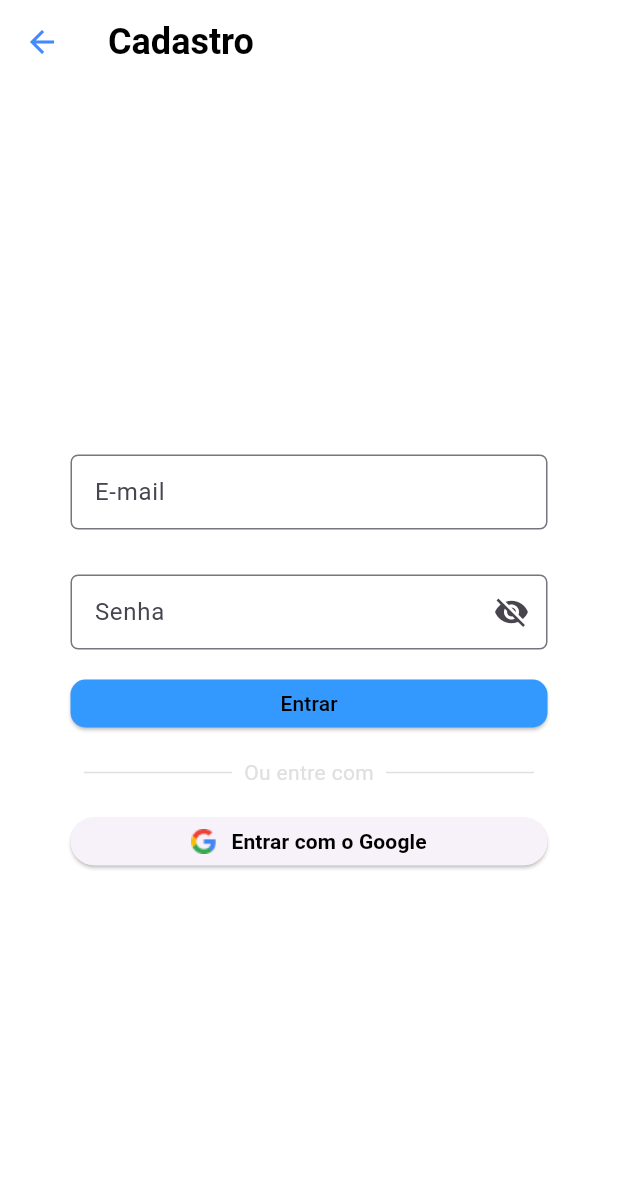
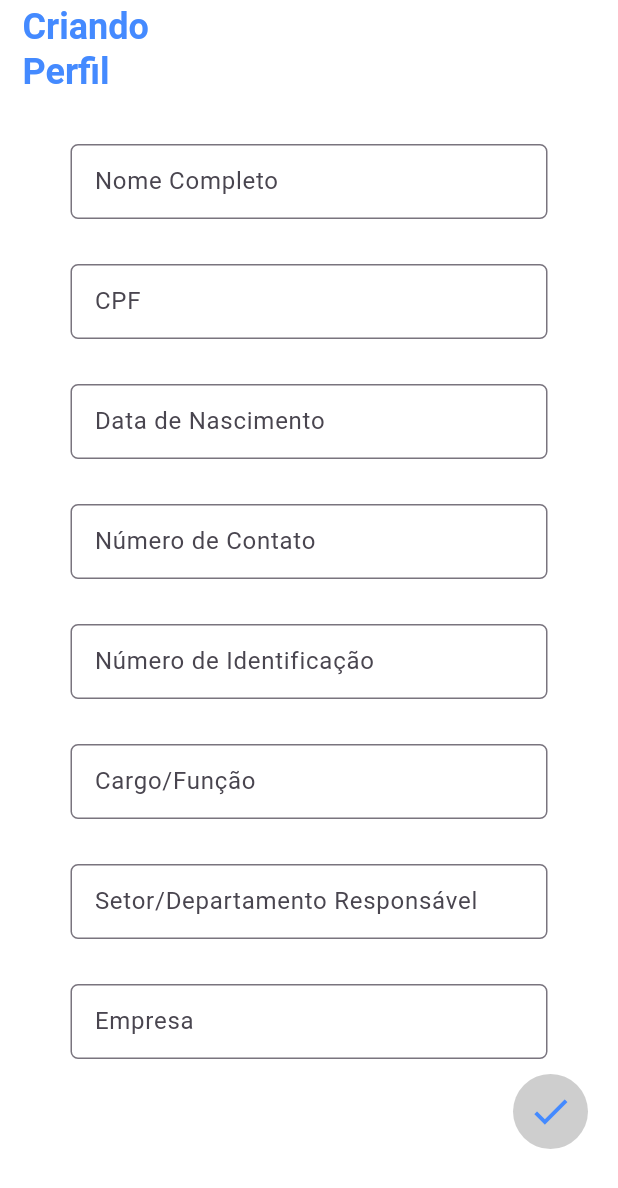
Before and after one commit to DanzinNN/epi, a Flutter app: the cadastro screen opened directly, after a tap on "Entrar", on a phone screen of 412 x 824 dp. Shown: the top 1188 px of the screen. Run offline on Flutter 3.47's test engine with Material 3 defaults, Android fonts, the light colour scheme and no system bars.

Commit message:
criando perfil

```diff
--- a/lib/Pages/cadastro.dart
+++ b/lib/Pages/cadastro.dart
@@ -1,5 +1,6 @@
+import 'package:flutter/material.dart';
 import 'package:epi/Pages/login.dart';
-import 'package:flutter/material.dart';
+import 'package:epi/Pages/criando_perfil.dart';
 
 class cadastro extends StatefulWidget {
   const cadastro({super.key});
@@ -11,23 +12,28 @@ class cadastro extends StatefulWidget {
 class _cadastroState extends State<cadastro> {
   bool _showPassword = false;
   TextEditingController _passwordController = TextEditingController();
+
   @override
   Widget build(BuildContext context) {
     return Scaffold(
       backgroundColor: Colors.white,
       appBar: AppBar(
-      title: Text("Cadastro",
+        title: Text(
+          "Cadastro",
           style: TextStyle(
-        color: Colors.black,
-        fontSize: 24,
-        fontWeight: FontWeight.bold
-      ),),
+              color: Colors.black, fontSize: 24, fontWeight: FontWeight.bold),
+        ),
         backgroundColor: Colors.white,
         leading: IconButton(
-        icon: Icon(Icons.arrow_back,
-        color: Colors.blueAccent,),
-        onPressed: (){
-          Navigator.push(context, MaterialPageRoute(builder: (context) => login()));
+          icon: Icon(
+            Icons.arrow_back,
+            color: Colors.blueAccent,
+          ),
+          onPressed: () {
+            Navigator.push(
+              context,
+              MaterialPageRoute(builder: (context) => login()),
+            );
           },
         ),
       ),
@@ -42,8 +48,8 @@ class _cadastroState extends State<cadastro> {
                 keyboardType: TextInputType.emailAddress,
                 decoration: InputDecoration(
                     labelText: "E-mail",
-            border: OutlineInputBorder(borderRadius: BorderRadius.circular(5))
-          ),
+                    border: OutlineInputBorder(
+                        borderRadius: BorderRadius.circular(5))),
               ),
             ),
             SizedBox(
@@ -57,20 +63,18 @@ class _cadastroState extends State<cadastro> {
                 obscureText: !_showPassword,
                 decoration: InputDecoration(
                     labelText: "Senha",
-                          border: OutlineInputBorder(borderRadius: BorderRadius.circular(5)),
+                    border: OutlineInputBorder(
+                        borderRadius: BorderRadius.circular(5)),
                     suffixIcon: IconButton(
-                            icon: Icon(
-                              _showPassword
+                      icon: Icon(_showPassword
                           ? Icons.visibility
-                              : Icons.visibility_off,
-                            ),
-                            onPressed: (){
+                          : Icons.visibility_off),
+                      onPressed: () {
                         setState(() {
                           _showPassword = !_showPassword;
                         });
-
-                            }, )
-                        ),
+                      },
+                    )),
               ),
             ),
             SizedBox(
@@ -80,20 +84,21 @@ class _cadastroState extends State<cadastro> {
               width: 318,
               height: 32,
               child: ElevatedButton(
-                  onPressed: (){
-
+                onPressed: () {
+                  Navigator.push(
+                    context,
+                    MaterialPageRoute(builder: (context) => CriandoPerfil()),
+                  );
                 },
                 style: ElevatedButton.styleFrom(
                     backgroundColor: Color.fromRGBO(51, 153, 255, 1),
                     shape: RoundedRectangleBorder(
                       borderRadius: BorderRadius.circular(10),
-                  )
+                    )),
+                child: Text(
+                  "Entrar",
+                  style: TextStyle(fontSize: 14, color: Colors.black),
                 ),
-                child: Text("Entrar",
-                style: TextStyle(
-                  fontSize: 14,
-                  color: Colors.black
-                ),),
               ),
             ),
             SizedBox(
@@ -110,11 +115,10 @@ class _cadastroState extends State<cadastro> {
                 Container(
                   padding: EdgeInsets.symmetric(horizontal: 8),
                   color: Colors.white,
-
-                      child: Text("Ou entre com",
-                      style: TextStyle(
-                        color: Colors.grey.shade300
-                      ),),
+                  child: Text(
+                    "Ou entre com",
+                    style: TextStyle(color: Colors.grey.shade300),
+                  ),
                 ),
               ],
             ),
@@ -125,30 +129,32 @@ class _cadastroState extends State<cadastro> {
               width: 318,
               height: 32,
               child: ElevatedButton(
-                      onPressed: (){
-
-                      },
+                onPressed: () {},
                 child: Row(
                   mainAxisAlignment: MainAxisAlignment.center,
                   children: [
-                          Image.asset("asset/google.png",
-                          height:17 ,
-                          width: 16.67,),
-                          SizedBox(width: 10,),
-                          Text("Entrar com o Google",
+                    Image.asset(
+                      "asset/google.png",
+                      height: 17,
+                      width: 16.67,
+                    ),
+                    SizedBox(
+                      width: 10,
+                    ),
+                    Text(
+                      "Entrar com o Google",
                       style: TextStyle(
                           color: Colors.black,
                           fontSize: 14,
-                            fontWeight: FontWeight.bold
-                          ),),
+                          fontWeight: FontWeight.bold),
+                    ),
                   ],
                 ),
               ),
             )
-
           ],
         ),
-    )
+      ),
     );
   }
 }
--- /dev/null
+++ b/lib/Pages/criando_perfil.dart
@@ -0,0 +1,288 @@
+import 'package:flutter/material.dart';
+import 'package:flutter/services.dart';
+
+class CriandoPerfil extends StatefulWidget {
+  const CriandoPerfil({Key? key}) : super(key: key);
+
+  @override
+  State<CriandoPerfil> createState() => _CriandoPerfilState();
+}
+
+class _CriandoPerfilState extends State<CriandoPerfil> {
+  final TextEditingController _nomeController = TextEditingController();
+  final TextEditingController _cpfController = TextEditingController();
+  final TextEditingController _dataNascimentoController = TextEditingController();
+  final TextEditingController _contatoController = TextEditingController();
+  final TextEditingController _identificacaoController = TextEditingController();
+  final TextEditingController _cargoController = TextEditingController();
+  final TextEditingController _setorController = TextEditingController();
+  final TextEditingController _empresaController = TextEditingController();
+
+  bool _isValid = false;
+
+  @override
+  void initState() {
+    super.initState();
+    _checkFormValidity();
+  }
+
+  void _checkFormValidity() {
+    setState(() {
+      _isValid = _nomeController.text.isNotEmpty &&
+          _cpfController.text.isNotEmpty &&
+          _dataNascimentoController.text.isNotEmpty &&
+          _contatoController.text.isNotEmpty &&
+          _identificacaoController.text.isNotEmpty &&
+          _cargoController.text.isNotEmpty &&
+          _setorController.text.isNotEmpty &&
+          _empresaController.text.isNotEmpty;
+    });
+  }
+
+  @override
+  Widget build(BuildContext context) {
+    return Scaffold(
+      appBar: AppBar(
+        automaticallyImplyLeading: false,
+        backgroundColor: Colors.white,
+        title: Column(
+          crossAxisAlignment: CrossAxisAlignment.start,
+          children: [
+            SizedBox(height: 10),
+            Text(
+              "Criando",
+              textAlign: TextAlign.center,
+              style: TextStyle(
+                color: Colors.blueAccent,
+                fontSize: 24,
+                fontWeight: FontWeight.bold,
+              ),
+            ),
+            Text(
+              "Perfil",
+              textAlign: TextAlign.center,
+              style: TextStyle(
+                color: Colors.blueAccent,
+                fontSize: 24,
+                fontWeight: FontWeight.bold,
+              ),
+            ),
+          ],
+        ),
+        titleSpacing: 15.0,
+      ),
+      backgroundColor: Colors.white,
+      body: SingleChildScrollView(
+        child: Container(
+          padding: const EdgeInsets.symmetric(horizontal: 20.0),
+          child: Column(
+            mainAxisAlignment: MainAxisAlignment.center,
+            children: [
+              SizedBox(height: 20),
+              Padding(
+                padding: EdgeInsets.only(top: 20),
+                child: SizedBox(
+                  width: 318,
+                  height: 50,
+                  child: TextField(
+                    controller: _nomeController,
+                    onChanged: (value) => _checkFormValidity(),
+                    decoration: InputDecoration(
+                      labelText: "Nome Completo",
+                      border: OutlineInputBorder(
+                        borderRadius: BorderRadius.circular(5),
+                      ),
+                    ),
+                  ),
+                ),
+              ),
+              SizedBox(height: 30),
+              SizedBox(
+                width: 318,
+                height: 50,
+                child: TextField(
+                  controller: _cpfController,
+                  onChanged: (value) => _checkFormValidity(),
+                  keyboardType: TextInputType.number,
+                  inputFormatters: [
+                    FilteringTextInputFormatter.digitsOnly,
+                    LengthLimitingTextInputFormatter(11),
+                    CpfInputFormatter(),
+                  ],
+                  decoration: InputDecoration(
+                    labelText: "CPF",
+                    border: OutlineInputBorder(
+                      borderRadius: BorderRadius.circular(5),
+                    ),
+                  ),
+                ),
+              ),
+              SizedBox(height: 30),
+              SizedBox(
+                width: 318,
+                height: 50,
+                child: TextField(
+                  controller: _dataNascimentoController,
+                  onChanged: (value) => _checkFormValidity(),
+                  keyboardType: TextInputType.number,
+                  inputFormatters: [
+                    FilteringTextInputFormatter.digitsOnly,
+                    LengthLimitingTextInputFormatter(8),
+                    DataInputFormatter(),
+                  ],
+                  decoration: InputDecoration(
+                    labelText: "Data de Nascimento",
+                    border: OutlineInputBorder(
+                      borderRadius: BorderRadius.circular(5),
+                    ),
+                  ),
+                ),
+              ),
+              SizedBox(height: 30),
+              SizedBox(
+                width: 318,
+                height: 50,
+                child: TextField(
+                  controller: _contatoController,
+                  onChanged: (value) => _checkFormValidity(),
+                  keyboardType: TextInputType.phone,
+                  decoration: InputDecoration(
+                    labelText: "Número de Contato",
+                    border: OutlineInputBorder(
+                      borderRadius: BorderRadius.circular(5),
+                    ),
+                  ),
+                ),
+              ),
+              SizedBox(height: 30),
+              SizedBox(
+                width: 318,
+                height: 50,
+                child: TextField(
+                  controller: _identificacaoController,
+                  onChanged: (value) => _checkFormValidity(),
+                  decoration: InputDecoration(
+                    labelText: "Número de Identificação",
+                    border: OutlineInputBorder(
+                      borderRadius: BorderRadius.circular(5),
+                    ),
+                  ),
+                ),
+              ),
+              SizedBox(height: 30),
+              SizedBox(
+                width: 318,
+                height: 50,
+                child: TextField(
+                  controller: _cargoController,
+                  onChanged: (value) => _checkFormValidity(),
+                  decoration: InputDecoration(
+                    labelText: "Cargo/Função",
+                    border: OutlineInputBorder(
+                      borderRadius: BorderRadius.circular(5),
+                    ),
+                  ),
+                ),
+              ),
+              SizedBox(height: 30),
+              SizedBox(
+                width: 318,
+                height: 50,
+                child: TextField(
+                  controller: _setorController,
+                  onChanged: (value) => _checkFormValidity(),
+                  decoration: InputDecoration(
+                    labelText: "Setor/Departamento Responsável",
+                    border: OutlineInputBorder(
+                      borderRadius: BorderRadius.circular(5),
+                    ),
+                  ),
+                ),
+              ),
+              SizedBox(height: 30),
+              SizedBox(
+                width: 318,
+                height: 50,
+                child: TextField(
+                  controller: _empresaController,
+                  onChanged: (value) => _checkFormValidity(),
+                  decoration: InputDecoration(
+                    labelText: "Empresa",
+                    border: OutlineInputBorder(
+                      borderRadius: BorderRadius.circular(5),
+                    ),
+                  ),
+                ),
+              ),
+              SizedBox(height: 10),
+
+              Align(
+                alignment: Alignment.centerRight,
+                child: Container(
+                  width: 50,
+                  height: 50,
+                  decoration: BoxDecoration(
+                    shape: BoxShape.circle,
+                    color: _isValid ? Colors.blue.withOpacity(0.1) : Colors.grey.withOpacity(0.5),
+                  ),
+                  child: IconButton(
+                    onPressed: _isValid ? () {
+
+                    } : null,
+                    icon: Icon(
+                      Icons.check,
+                      size: 30,
+                      color: Colors.blueAccent,
+                    ),
+                  ),
+                ),
+              ),
+            ],
+          ),
+        ),
+      ),
+    );
+  }
+}
+
+class CpfInputFormatter extends TextInputFormatter {
+  @override
+  TextEditingValue formatEditUpdate(TextEditingValue oldValue, TextEditingValue newValue) {
+    final text = newValue.text.replaceAll(RegExp(r'[^\d]'), '');
+    final formatted = StringBuffer();
+
+    for (var i = 0; i < text.length; i++) {
+      if (i == 3 || i == 6) {
+        formatted.write('.');
+      } else if (i == 9) {
+        formatted.write('-');
+      }
+      formatted.write(text[i]);
+    }
+
+    return newValue.copyWith(
+      text: formatted.toString(),
+      selection: TextSelection.collapsed(offset: formatted.length),
+    );
+  }
+}
+
+class DataInputFormatter extends TextInputFormatter {
+  @override
+  TextEditingValue formatEditUpdate(TextEditingValue oldValue, TextEditingValue newValue) {
+    final text = newValue.text.replaceAll(RegExp(r'[^\d]'), '');
+    final formatted = StringBuffer();
+
+    for (var i = 0; i < text.length; i++) {
+      if (i == 2 || i == 4) {
+        formatted.write('/');
+      }
+      formatted.write(text[i]);
+    }
+
+    return newValue.copyWith(
+      text: formatted.toString(),
+      selection: TextSelection.collapsed(offset: formatted.length),
+    );
+  }
+}
--- a/lib/main.dart
+++ b/lib/main.dart
@@ -1,5 +1,6 @@
 import 'package:flutter/material.dart';
 import 'package:epi/Pages/login.dart';
+import 'package:epi/Pages/criando_perfil.dart';
 void main() => runApp(const MyApp());
 
 class MyApp extends StatelessWidget {
```
Also changed, not shown: pubspec.lock. Lines whose indentation alone changed are shown as unchanged.
